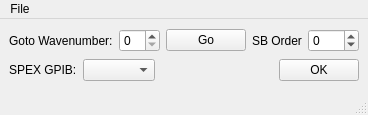
Old version of the form UIs/SPEXWindow.ui in the repository SherwinGroup/SPEXSidebands-fuzzy.
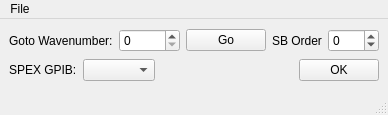
New version of the form. Icons and pictures are not drawn. Custom widgets are drawn as their Qt base class.

Diff of the .ui file:
```diff
--- a/UIs/SPEXWindow.ui
+++ b/UIs/SPEXWindow.ui
@@ -6,7 +6,7 @@
    <rect>
     <x>0</x>
     <y>0</y>
-    <width>301</width>
+    <width>356</width>
     <height>115</height>
    </rect>
   </property>
@@ -29,7 +29,14 @@
        </widget>
       </item>
       <item>
-       <widget class="SpinBox" name="sbGoto"/>
+       <widget class="SpinBox" name="sbGoto">
+        <property name="maximum">
+         <number>15000</number>
+        </property>
+        <property name="value">
+         <number>0</number>
+        </property>
+       </widget>
       </item>
       <item>
        <widget class="QPushButton" name="bGo">
@@ -104,8 +111,8 @@
     <rect>
      <x>0</x>
      <y>0</y>
-     <width>394</width>
-     <height>22</height>
+     <width>356</width>
+     <height>21</height>
     </rect>
    </property>
    <widget class="QMenu" name="menuFile">
```
